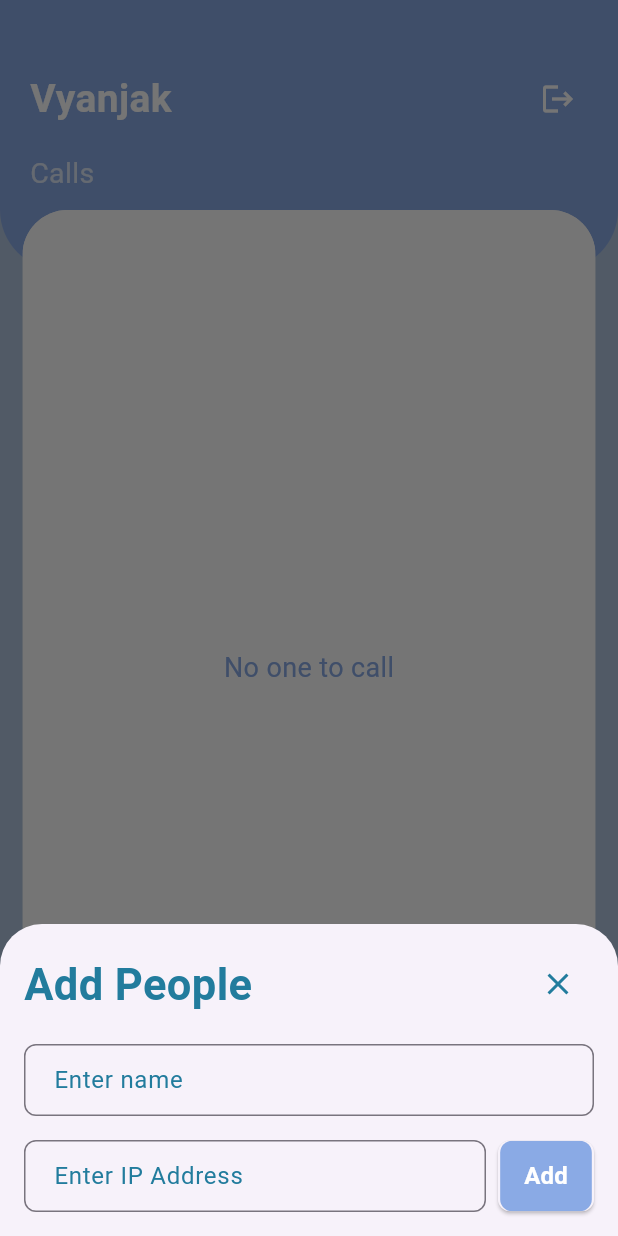
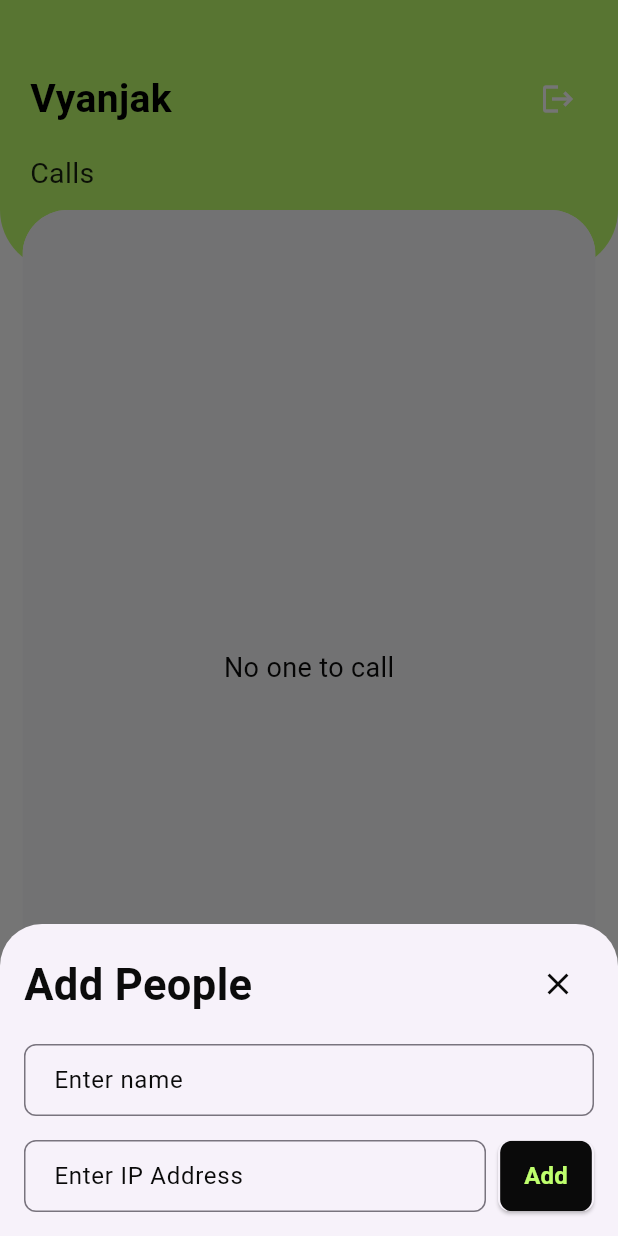
Before and after one commit to mukundsolanki/vyanjak-app-private, a Flutter app: the HomePage screen opened directly, item 3 of the bottom bar chosen, after a tap on the "add" icon, on a phone screen of 412 x 824 dp. Run offline on Flutter 3.47's test engine with Material 3 defaults, Android fonts, the phone set to English and light mode, and no system bars; drawn by our look-alikes of curved_navigation_bar; our stand-ins replace image_picker, introduction_screen, shared_preferences, video_player; missing offline and left inert: flutter_webrtc, mobile_scanner; accounts and stored records are empty; network calls fail.

Commit message:
Theme color changes - black white and green

```diff
--- a/lib/bottom_model_sheet.dart
+++ b/lib/bottom_model_sheet.dart
@@ -35,11 +35,12 @@ class _AddPeopleBottomSheetState extends State<AddPeopleBottomSheet> {
                   style: TextStyle(
                     fontSize: 29,
                     fontWeight: FontWeight.bold,
-                    color: Color(0xFF227C9D), // Darker blue for text
+                    color: Color.fromARGB(255, 11, 11, 11),
                   ),
                 ),
                 IconButton(
-                  icon: Icon(Icons.close, color: Color(0xFF227C9D)), // Darker blue for icon
+                  icon:
+                      Icon(Icons.close, color: Color.fromARGB(255, 10, 10, 10)),
                   onPressed: () {
                     Navigator.pop(context);
                   },
@@ -51,17 +52,20 @@ class _AddPeopleBottomSheetState extends State<AddPeopleBottomSheet> {
               controller: _nameController,
               decoration: InputDecoration(
                 labelText: 'Enter name',
-                labelStyle: TextStyle(color: Color(0xFF227C9D)), // Darker blue for label
+                labelStyle: TextStyle(color: Color.fromARGB(255, 11, 11, 11)),
                 border: OutlineInputBorder(
                   borderRadius: BorderRadius.circular(8.0),
                 ),
                 focusedBorder: OutlineInputBorder(
-                  borderSide: BorderSide(color: Color(0xFF8AAAE5)), // Light blue for focused border
+                  borderSide:
+                      BorderSide(color: Color.fromARGB(255, 10, 10, 10)),
                   borderRadius: BorderRadius.circular(8.0),
                 ),
-                contentPadding: EdgeInsets.symmetric(horizontal: 16.0, vertical: 12.0),
+                contentPadding:
+                    EdgeInsets.symmetric(horizontal: 16.0, vertical: 12.0),
               ),
-              style: TextStyle(fontSize: 16.0, color: Color(0xFF227C9D)), // Darker blue for text
+              style: TextStyle(
+                  fontSize: 16.0, color: Color.fromARGB(255, 10, 10, 10)),
             ),
             SizedBox(height: 16.0),
             Row(
@@ -71,17 +75,21 @@ class _AddPeopleBottomSheetState extends State<AddPeopleBottomSheet> {
                     controller: _ipController,
                     decoration: InputDecoration(
                       labelText: 'Enter IP Address',
-                      labelStyle: TextStyle(color: Color(0xFF227C9D)), // Darker blue for label
+                      labelStyle:
+                          TextStyle(color: Color.fromARGB(255, 10, 10, 10)),
                       border: OutlineInputBorder(
                         borderRadius: BorderRadius.circular(8.0),
                       ),
                       focusedBorder: OutlineInputBorder(
-                        borderSide: BorderSide(color: Color(0xFF8AAAE5)), // Light blue for focused border
+                        borderSide:
+                            BorderSide(color: Color.fromARGB(255, 12, 12, 12)),
                         borderRadius: BorderRadius.circular(8.0),
                       ),
-                      contentPadding: EdgeInsets.symmetric(horizontal: 16.0, vertical: 12.0),
+                      contentPadding: EdgeInsets.symmetric(
+                          horizontal: 16.0, vertical: 12.0),
                     ),
-                    style: TextStyle(fontSize: 16.0, color: Color(0xFF227C9D)), // Darker blue for text
+                    style: TextStyle(
+                        fontSize: 16.0, color: Color.fromARGB(255, 12, 12, 12)),
                   ),
                 ),
                 SizedBox(width: 8.0),
@@ -97,27 +105,26 @@ class _AddPeopleBottomSheetState extends State<AddPeopleBottomSheet> {
                     }
                   },
                   style: ElevatedButton.styleFrom(
-                    padding: EdgeInsets.zero, // Remove default padding
+                    padding: EdgeInsets.zero,
                     shape: RoundedRectangleBorder(
                       borderRadius: BorderRadius.circular(8.0),
                     ),
-                    // Add elevation for shadow
                   ),
                   child: Ink(
                     decoration: BoxDecoration(
-                     color: Color(0xFF8AAAE5),
+                      color: Color.fromARGB(255, 10, 10, 10),
                       borderRadius: BorderRadius.circular(8.0),
-
                     ),
                     child: Container(
-                      padding: EdgeInsets.symmetric(horizontal: 16.0, vertical: 12.0),
+                      padding: EdgeInsets.symmetric(
+                          horizontal: 16.0, vertical: 12.0),
                       alignment: Alignment.center,
                       child: Text(
                         'Add',
                         style: TextStyle(
                           fontSize: 16.0,
                           fontWeight: FontWeight.bold,
-                          color: Colors.white,
+                          color: Color(0xffBFFF6D),
                         ),
                       ),
                     ),
--- a/lib/home_page.dart
+++ b/lib/home_page.dart
@@ -35,38 +35,36 @@ class _HomePageState extends State<HomePage> {
     final userProvider = Provider.of<UserProvider>(context);
 
     return Scaffold(
-
       body: Stack(
         children: [
-          // Gradient background color
           Container(
-            color:Color(0xFFB0C4DE),
-
+            color: Color.fromARGB(255, 255, 255, 255),
           ),
-          // Positioned AppBar
           Positioned(
             top: 0,
             left: 0,
             right: 0,
             child: Container(
-              height: 180, // Height for the AppBar
+                height: 180,
                 decoration: BoxDecoration(
-                color: Color(0xFF8AAAE5),
+                  color: Color(0xffBFFF6D),
                   borderRadius: BorderRadius.only(
                     bottomLeft: Radius.circular(40),
                     bottomRight: Radius.circular(40),
                   ),
                 ),
-              padding: const EdgeInsets.fromLTRB(20, 42, 16, 0), // Padding for content inside AppBar
-              child:Column(
-                crossAxisAlignment:CrossAxisAlignment.start,
-                children:[ Row(
+                padding: const EdgeInsets.fromLTRB(
+                    20, 42, 16, 0),
+                child: Column(
+                    crossAxisAlignment: CrossAxisAlignment.start,
+                    children: [
+                      Row(
                         mainAxisAlignment: MainAxisAlignment.spaceBetween,
                         children: [
                           const Text(
                             'Vyanjak',
                             style: TextStyle(
-                      color: Colors.white,
+                              color: Colors.black,
                               fontSize: 26,
                               fontWeight: FontWeight.bold,
                             ),
@@ -75,10 +73,12 @@ class _HomePageState extends State<HomePage> {
                             icon: const Icon(Icons.logout, color: Colors.white),
                             onPressed: () async {
                               userProvider.logout();
-                      SharedPreferences prefs = await SharedPreferences.getInstance();
+                              SharedPreferences prefs =
+                                  await SharedPreferences.getInstance();
                               await prefs.clear();
                               Navigator.of(context).pushReplacement(
-                        MaterialPageRoute(builder: (context) => LoginPage()),
+                                MaterialPageRoute(
+                                    builder: (context) => LoginPage()),
                               );
                             },
                           ),
@@ -88,24 +88,19 @@ class _HomePageState extends State<HomePage> {
                       Text(
                         _pageTitles[_currentIndex] ?? '',
                         style: TextStyle(
-                      color: Colors.white70,
+                          color: Colors.black87,
                           fontSize: 19,
-
                         ),
                       ),
-              ]
-              )
-
-            ),
+                    ])),
           ),
           // Body content
           Positioned(
-            top: 140, // Position the body content below the AppBar
+            top: 140,
             left: 15,
             right: 15,
             bottom: 13,
             child: ClipRRect(
-
               borderRadius: const BorderRadius.only(
                 topLeft: Radius.circular(30),
                 topRight: Radius.circular(30),
@@ -121,7 +116,7 @@ class _HomePageState extends State<HomePage> {
         ],
       ),
       bottomNavigationBar: Container(
-        height: 60, // Height for bottom navigation bar
+        height: 60,
         child: CurvedNavigationBar(
           index: _currentIndex,
           height: 60,
@@ -130,9 +125,9 @@ class _HomePageState extends State<HomePage> {
               _currentIndex = index;
             });
           },
-          color: Color(0xFF8AAAE5),
-          buttonBackgroundColor: Color(0xFF8AAAE5),
-          backgroundColor: Color(0xFFB0C4DE),
+          color: Color(0xff111111),
+          buttonBackgroundColor: Color(0xffBFFF6D),
+          backgroundColor: Colors.white,
           animationCurve: Curves.easeInOut,
           animationDuration: const Duration(milliseconds: 500),
           items: const <Widget>[
--- a/lib/symbol_page.dart
+++ b/lib/symbol_page.dart
@@ -32,13 +32,12 @@ class _SymbolPageState extends State<SymbolPage> {
   @override
   Widget build(BuildContext context) {
     return Scaffold(
-      backgroundColor: Colors.white,
+      backgroundColor: Color(0xffF9F9FB),
       body: Padding(
         padding: const EdgeInsets.all(10.0),
         child: Column(
           crossAxisAlignment: CrossAxisAlignment.start,
           children: [
-            //const SizedBox(height: 16.0),
             Expanded(
               child: GridView.builder(
                 gridDelegate: const SliverGridDelegateWithFixedCrossAxisCount(
@@ -68,7 +67,7 @@ class _SymbolPageState extends State<SymbolPage> {
         borderRadius: BorderRadius.circular(15.0),
       ),
       color: Colors.white,
-      elevation: 6.0,
+      elevation: 0.0,
       margin: const EdgeInsets.all(8.0),
       child: InkWell(
         onTap: () async {
@@ -76,7 +75,7 @@ class _SymbolPageState extends State<SymbolPage> {
             await _addUser();
           }
         },
-        splashColor: Colors.deepPurple.withAlpha(30),
+        splashColor: const Color.fromARGB(255, 255, 255, 255).withAlpha(30),
         borderRadius: BorderRadius.circular(15.0),
         child: Padding(
           padding: const EdgeInsets.all(16.0),
```
Also changed, not shown: lib/call_page.dart (+16 -15 lines), lib/notification_page.dart (+19 -10 lines), lib/settings.dart (+10 -16 lines), pubspec.lock. Lines whose indentation alone changed are shown as unchanged.
